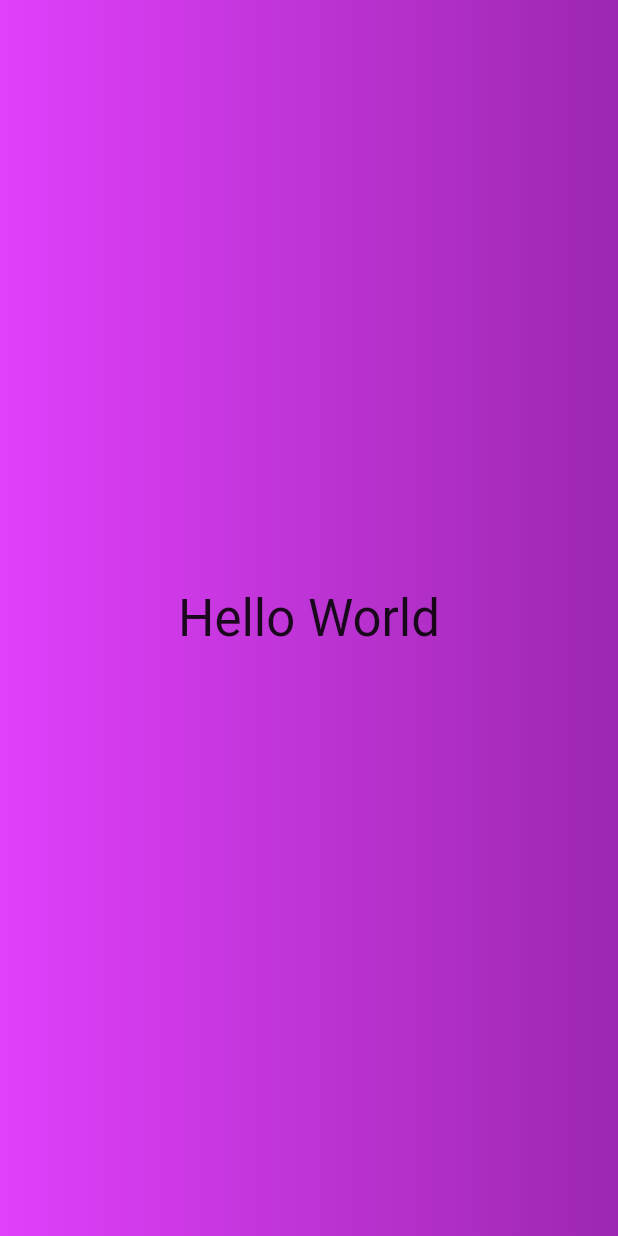
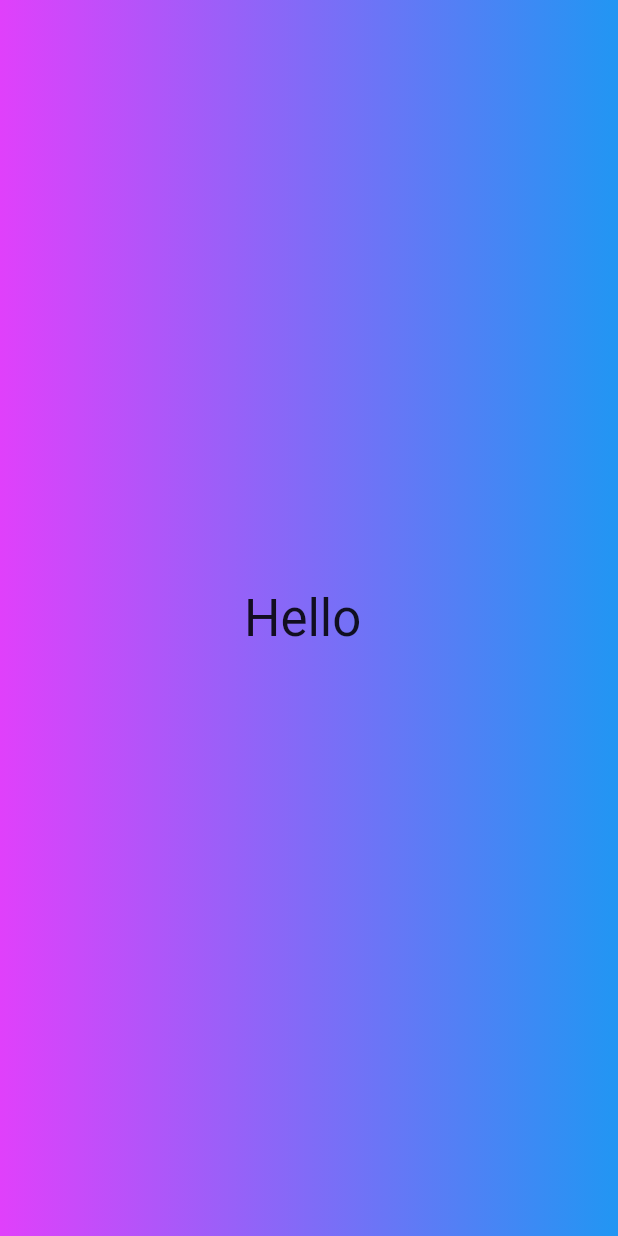
Before and after one commit to RAHUL573769/FlutterBasics, a Flutter app: the screen it shows after launch, on a phone screen of 412 x 824 dp. Run offline on Flutter 3.47's test engine with Material 2 defaults, Android fonts, the phone set to English and light mode, and no system bars.

Commit message:
reusyable commit

```diff
--- a/lib/main.dart
+++ b/lib/main.dart
@@ -4,33 +4,37 @@ void main() {
   runApp(
     const MaterialApp(
       home: Scaffold(
-        body: GradientColor(),
+        body: GradientColor(Colors.purple, Colors.blue),
       ),
     ),
   );
 }
 
 class GradientColor extends StatelessWidget {
-  const GradientColor({Key? key}) : super(key: key);
-
+  const GradientColor(this.color1, this.color2, {super.key});
+  final Color color1;
+  final Color color2;
   @override
   Widget build(BuildContext context) {
     return Container(
-        decoration: const BoxDecoration(
-          gradient:
-              LinearGradient(colors: [Colors.purpleAccent, Colors.purple]),
-        ),
-        child: const TextWidget());
+      decoration: const BoxDecoration(
+        gradient: LinearGradient(colors: [Colors.purpleAccent, Colors.blue]),
+      ),
+      child: TextWidget('Hello '),
+    );
   }
 }
 
 class TextWidget extends StatelessWidget {
-  const TextWidget({Key? key}) : super(key: key);
-
+  TextWidget(this.text, {super.key});
+  String text;
   @override
   Widget build(BuildContext context) {
-    return const Center(
-      child: Text("Hello World", style: TextStyle(fontSize: 34)),
+    return Center(
+      child: Text(
+        text,
+        style: const TextStyle(fontSize: 34),
+      ),
     );
   }
 }
```
Also changed, not shown: 1 other file.
